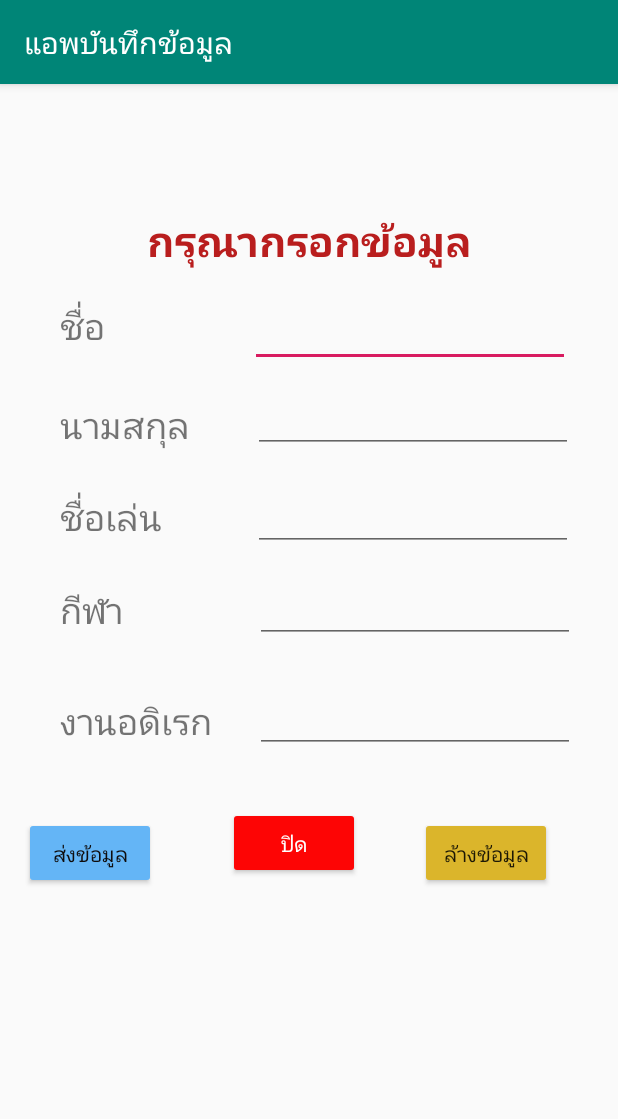
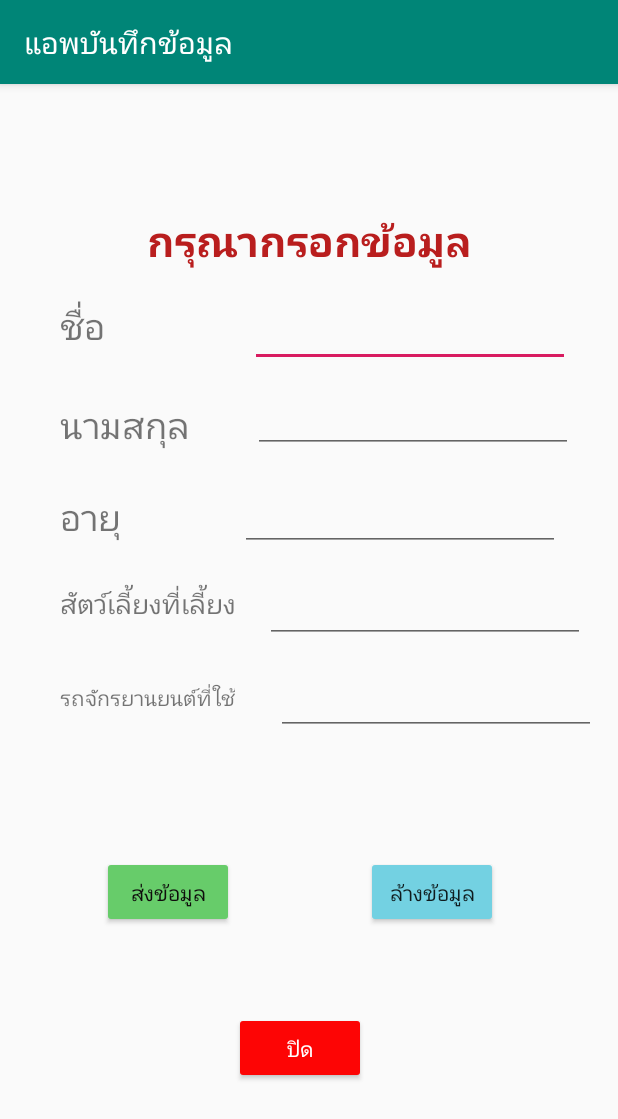
Before and after one commit to California1995/Sukitweek3, an Android app: the screen it shows after launch (MainActivity), after a tap on "ล้างข้อมูล", on a phone screen of 412 x 824 dp. Shown: the top 1119 px of the screen. Run offline under Robolectric (Android 15) with nearby library versions, the phone set to English and light mode, and no system bars.

Commit message:
SukitWeek3

```diff
--- a/Chayuttapongweek3/app/src/main/java/com/example/chayuttapongweek3/MainActivity.kt
+++ b/Chayuttapongweek3/app/src/main/java/com/example/chayuttapongweek3/MainActivity.kt
@@ -9,9 +9,9 @@ class MainActivity : AppCompatActivity() {
 
     public final var TAG_FNAME = "FNAME"
     public final var TAG_LNAME = "LNAME"
-    public final var TAG_NNAME = "NNAME"
-    public final var TAG_SP = "SP"
-    public final var TAG_HB = "HB"
+    public final var TAG_OLD = "OLD"
+    public final var TAG_PET = "PET"
+    public final var TAG_MT = "MT"
 
     override fun onCreate(savedInstanceState: Bundle?) {
         super.onCreate(savedInstanceState)
@@ -23,20 +23,20 @@ class MainActivity : AppCompatActivity() {
             // ดึงค่าจากEdit Text
             var fname = et_fname.text.toString()
             var lname = et_lname.text.toString()
-            var nname = et_nname.text.toString()
-            var sp = et_sp.text.toString()
-            var hb = et_hb.text.toString()
+            var old = et_old.text.toString()
+            var pet = et_pet.text.toString()
+            var mt = et_mt.text.toString()
             // เรียกใช้ Method senderFun เพื่อ ฝากและ ส่งข้อมูล
-            senderFun(fname,lname,nname,sp,hb)
+            senderFun(fname,lname,old,pet,mt)
 
         }
         btn_clear.setOnClickListener {
             //ล้างข้อมูล
             et_fname.setText("")
             et_lname.setText("")
-            et_nname.setText("")
-            et_sp.setText("")
-            et_hb.setText("")
+            et_old.setText("")
+            et_pet.setText("")
+            et_mt.setText("")
 
         }
         btn_close.setOnClickListener {
@@ -51,9 +51,9 @@ class MainActivity : AppCompatActivity() {
         //กำหนดข้อมูลและส่งข้อมูล (ชื่อของข้อมูล , ข้อมูล)
         goPageSecond.putExtra(TAG_FNAME,str1)
         goPageSecond.putExtra(TAG_LNAME,str2)
-        goPageSecond.putExtra(TAG_NNAME,str3)
-        goPageSecond.putExtra(TAG_SP,str4)
-        goPageSecond.putExtra(TAG_HB,str5)
+        goPageSecond.putExtra(TAG_OLD,str3)
+        goPageSecond.putExtra(TAG_PET,str4)
+        goPageSecond.putExtra(TAG_MT,str5)
         //เริ่มต้นเข้าสู่ Activity second
         startActivity(goPageSecond)
     }
--- a/Chayuttapongweek3/app/src/main/res/layout/activity_main.xml
+++ b/Chayuttapongweek3/app/src/main/res/layout/activity_main.xml
@@ -71,20 +71,20 @@
         android:id="@+id/btn_sender"
         android:layout_width="wrap_content"
         android:layout_height="wrap_content"
-        android:layout_marginStart="16dp"
-        android:layout_marginTop="48dp"
-        android:backgroundTint="#64B5F6"
+        android:layout_marginStart="68dp"
+        android:layout_marginTop="96dp"
+        android:backgroundTint="#67CC6A"
         android:text="@string/btn_sender"
         android:textColor="#0F0C0C"
         app:layout_constraintStart_toStartOf="parent"
-        app:layout_constraintTop_toBottomOf="@+id/tv_hobbieh" />
+        app:layout_constraintTop_toBottomOf="@+id/tv_motorcycle" />
 
     <Button
         android:id="@+id/btn_clear"
         android:layout_width="wrap_content"
         android:layout_height="wrap_content"
-        android:layout_marginEnd="44dp"
-        android:backgroundTint="#DBB52B"
+        android:layout_marginEnd="80dp"
+        android:backgroundTint="#73D1E2"
         android:text="@string/btn_clear"
         app:layout_constraintEnd_toEndOf="parent"
         app:layout_constraintTop_toTopOf="@+id/btn_sender" />
@@ -93,46 +93,46 @@
         android:id="@+id/btn_close"
         android:layout_width="wrap_content"
         android:layout_height="wrap_content"
-        android:layout_marginTop="36dp"
-        android:layout_marginEnd="172dp"
+        android:layout_marginTop="56dp"
+        android:layout_marginEnd="168dp"
         android:backgroundTint="#FD0505"
         android:text="@string/btn_close"
         android:textColor="#FFFFFF"
         app:layout_constraintEnd_toEndOf="parent"
-        app:layout_constraintTop_toBottomOf="@+id/et_hb" />
+        app:layout_constraintTop_toBottomOf="@+id/btn_clear" />
 
     <TextView
-        android:id="@+id/tv_nname"
+        android:id="@+id/tv_old"
         android:layout_width="wrap_content"
         android:layout_height="wrap_content"
         android:layout_marginTop="24dp"
-        android:text="@string/tv_nname"
+        android:text="@string/tv_old"
         android:textSize="24sp"
         app:layout_constraintStart_toStartOf="@+id/tv_lname"
         app:layout_constraintTop_toBottomOf="@+id/tv_lname" />
 
     <TextView
-        android:id="@+id/tv_sport"
+        android:id="@+id/tv_pet"
         android:layout_width="wrap_content"
         android:layout_height="wrap_content"
         android:layout_marginTop="28dp"
-        android:text="@string/tv_sport"
-        android:textSize="24sp"
-        app:layout_constraintStart_toStartOf="@+id/tv_nname"
-        app:layout_constraintTop_toBottomOf="@+id/tv_nname" />
+        android:text="@string/tv_pet"
+        android:textSize="18sp"
+        app:layout_constraintStart_toStartOf="@+id/tv_old"
+        app:layout_constraintTop_toBottomOf="@+id/tv_old" />
 
     <TextView
-        android:id="@+id/tv_hobbieh"
+        android:id="@+id/tv_motorcycle"
         android:layout_width="wrap_content"
         android:layout_height="wrap_content"
         android:layout_marginTop="40dp"
-        android:text="@string/tv_hobbieh"
-        android:textSize="24sp"
-        app:layout_constraintStart_toStartOf="@+id/tv_sport"
-        app:layout_constraintTop_toBottomOf="@+id/tv_sport" />
+        android:text="@string/tv_motorcycle"
+        android:textSize="14sp"
+        app:layout_constraintStart_toStartOf="@+id/tv_pet"
+        app:layout_constraintTop_toBottomOf="@+id/tv_pet" />
 
     <EditText
-        android:id="@+id/et_nname"
+        android:id="@+id/et_old"
         android:layout_width="wrap_content"
         android:layout_height="wrap_content"
         android:layout_marginTop="20dp"
@@ -140,30 +140,31 @@
         android:inputType="textPersonName"
         app:layout_constraintEnd_toEndOf="parent"
         app:layout_constraintHorizontal_bias="0.67"
-        app:layout_constraintStart_toEndOf="@+id/tv_nname"
+        app:layout_constraintStart_toEndOf="@+id/tv_old"
         app:layout_constraintTop_toBottomOf="@+id/et_lname" />
 
     <EditText
-        android:id="@+id/et_sp"
+        android:id="@+id/et_pet"
         android:layout_width="wrap_content"
         android:layout_height="wrap_content"
         android:layout_marginTop="16dp"
         android:ems="10"
         android:inputType="textPersonName"
         app:layout_constraintEnd_toEndOf="parent"
-        app:layout_constraintHorizontal_bias="0.756"
-        app:layout_constraintStart_toEndOf="@+id/tv_sport"
-        app:layout_constraintTop_toBottomOf="@+id/et_nname" />
+        app:layout_constraintHorizontal_bias="0.464"
+        app:layout_constraintStart_toEndOf="@+id/tv_pet"
+        app:layout_constraintTop_toBottomOf="@+id/et_old" />
 
     <EditText
-        android:id="@+id/et_hb"
+        android:id="@+id/et_mt"
         android:layout_width="wrap_content"
         android:layout_height="wrap_content"
-        android:layout_marginTop="28dp"
+        android:layout_marginTop="16dp"
         android:ems="10"
         android:inputType="textPersonName"
         app:layout_constraintEnd_toEndOf="parent"
-        app:layout_constraintHorizontal_bias="0.505"
-        app:layout_constraintStart_toEndOf="@+id/tv_hobbieh"
-        app:layout_constraintTop_toBottomOf="@+id/et_sp" />
+        app:layout_constraintHorizontal_bias="0.652"
+        app:layout_constraintStart_toEndOf="@+id/tv_motorcycle"
+        app:layout_constraintTop_toBottomOf="@+id/et_pet" />
+
 </androidx.constraintlayout.widget.ConstraintLayout>
--- a/Chayuttapongweek3/app/src/main/res/values/strings.xml
+++ b/Chayuttapongweek3/app/src/main/res/values/strings.xml
@@ -4,9 +4,9 @@
     <string name="tv_header1">กรุณากรอกข้อมูล</string>
     <string name="tv_fname">ชื่อ</string>
     <string name="tv_lname">นามสกุล</string>
-    <string name="tv_nname">ชื่อเล่น</string>
-    <string name="tv_sport">กีฬา</string>
-    <string name="tv_hobbieh">งานอดิเรก</string>
+    <string name="tv_old">อายุ</string>
+    <string name="tv_pet">สัตว์เลี้ยงที่เลี้ยง</string>
+    <string name="tv_motorcycle">รถจักรยานยนต์ที่ใช้</string>
     <string name="btn_sender">ส่งข้อมูล</string>
     <string name="btn_clear">ล้างข้อมูล</string>
     <string name="btn_close">ปิด</string>
```
Also changed, not shown: Chayuttapongweek3/app/src/main/java/com/example/chayuttapongweek3/SecoundAcitivity.kt (+6 -6 lines), Chayuttapongweek3/app/src/main/res/layout/acitivity_second.xml (+6 -6 lines).
